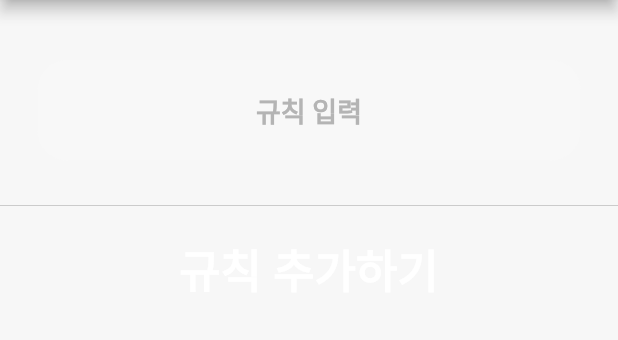
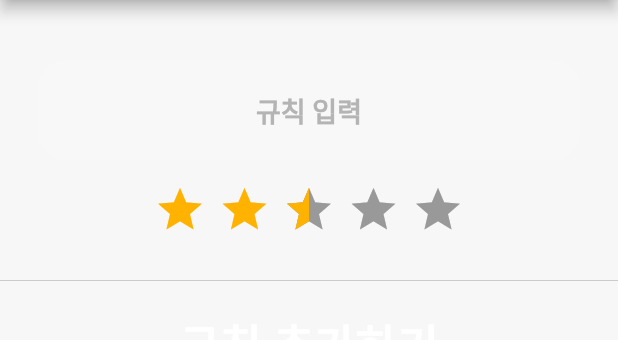
Before and after one commit to ilm0925/flutter-sceret-note, a Flutter app: the screen it shows after launch, on a phone screen of 412 x 824 dp, the part 84-424 px from its top. Run offline on Flutter 3.47's test engine with Material 2 defaults, Android fonts, the phone set to English and light mode, and no system bars; drawn by our look-alikes of flutter_rating_bar; our stand-ins replace shared_preferences; missing offline and left inert: dart:ffi, encrypt.

```diff
--- a/lib/main.dart
+++ b/lib/main.dart
@@ -4,7 +4,7 @@ import 'package:secret_note/passwordChange.dart';
 
 import 'key.dart';
 import 'login.dart';
-import 'showRule.dart';
+import 'note.dart';
 
 void main() {
   runApp(MyApp());
--- a/lib/showRule.dart
+++ b/lib/note.dart
@@ -1,12 +1,12 @@
 import 'dart:convert';
 
 import 'package:flutter/material.dart';
+import 'package:flutter_rating_bar/flutter_rating_bar.dart';
 import 'package:intl/intl.dart';
 import 'package:provider/provider.dart';
 import 'package:secret_note/crypto.dart';
 import 'package:secret_note/key.dart';
 import 'package:shared_preferences/shared_preferences.dart';
-
 import 'Custom_Widgets.dart';
 
 class MainPage extends StatefulWidget {
@@ -25,7 +25,7 @@ class _MyAppState extends State<MainPage> {
   String title = "";
   double deviceWidth = 300;
   late String key;
-
+  double rating = 0.0;
   final Future<SharedPreferences> _prefs = SharedPreferences.getInstance();
 
   void getRules() async {
@@ -86,8 +86,6 @@ class _MyAppState extends State<MainPage> {
 
   @override
   Widget build(BuildContext context) {
-    // ignore: no_leading_underscores_for_local_identifiers
-
     deviceWidth = MediaQuery.of(context).size.width;
     key = Provider.of<KeyProvider>(context).getKey ?? "1234567812345678";
     return Scaffold(
@@ -101,9 +99,34 @@ class _MyAppState extends State<MainPage> {
               height: 40,
             ),
             Center(
-              child: SizedBox(
-                width: deviceWidth - 50,
-                child: ruleInput(borderStyles),
+              child: Column(
+                children: [
+                  SizedBox(
+                    width: deviceWidth - 50,
+                    child: ruleInput(borderStyles),
+                  ),
+                  const SizedBox(
+                    height: 15,
+                  ),
+                  RatingBar.builder(
+                    glowRadius: 0.1,
+                    glowColor: Colors.amber[300],
+                    initialRating: 2.5,
+                    minRating: 1,
+                    direction: Axis.horizontal,
+                    allowHalfRating: true,
+                    itemCount: 5,
+                    itemSize: 35,
+                    itemPadding: const EdgeInsets.symmetric(horizontal: 4.0),
+                    itemBuilder: (context, _) => Icon(
+                      Icons.star,
+                      color: Colors.amber[600],
+                    ),
+                    onRatingUpdate: (rating) {
+                      rating = rating;
+                    },
+                  ),
+                ],
               ),
             ),
             const SizedBox(
--- a/pubspec.yaml
+++ b/pubspec.yaml
@@ -36,7 +36,7 @@ dependencies:
   shared_preferences: ^2.0.15
   intl: ^0.17.0
   provider: ^6.0.4
-
+  flutter_rating_bar: ^4.0.1
 
   # The following adds the Cupertino Icons font to your application.
   # Use with the CupertinoIcons class for iOS style icons.
```
Also changed, not shown: pubspec.lock.
